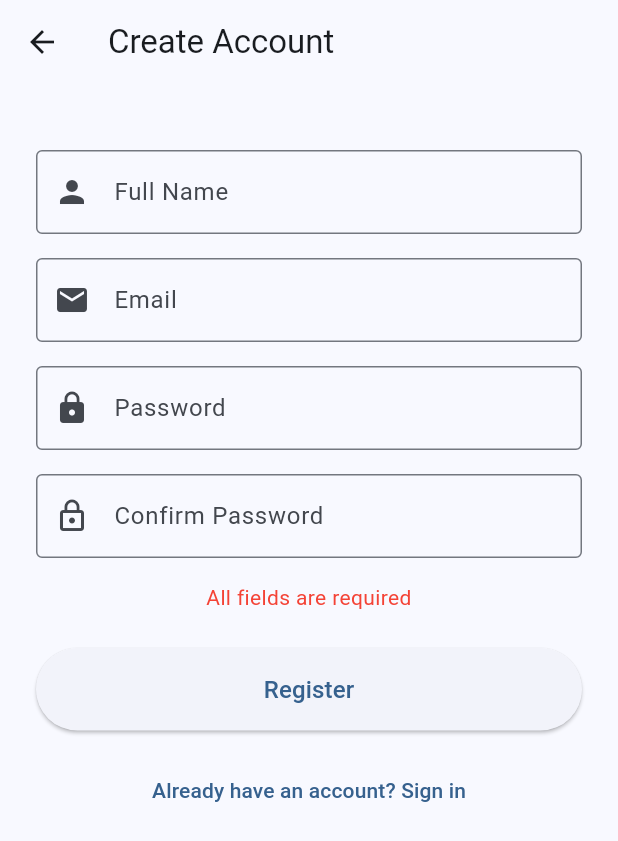
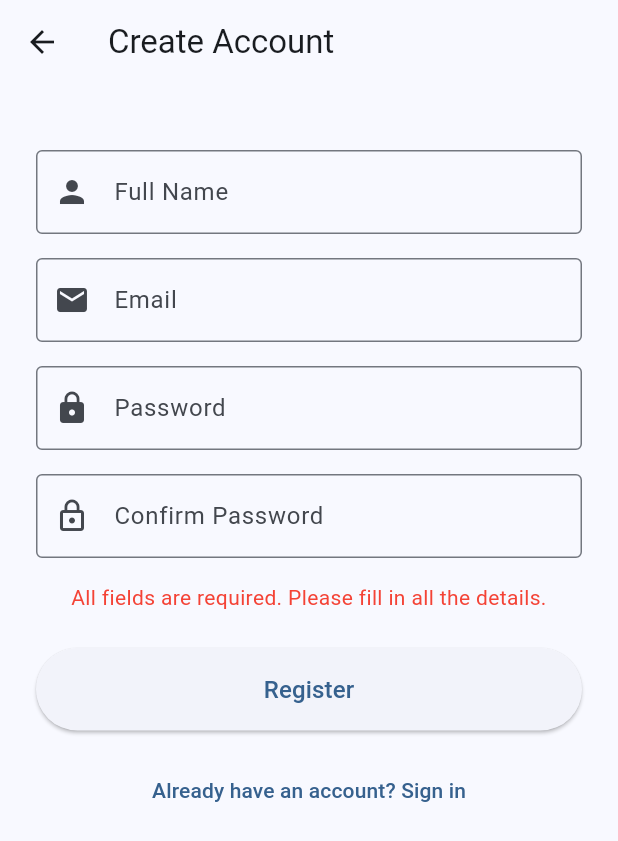
Before and after one commit to lucifron28/AkbayMed_User, a Flutter app: the RegistrationScreen screen opened directly, after a tap on "Register", on a phone screen of 412 x 824 dp. Shown: the top 841 px of the screen. Run offline on Flutter 3.47's test engine with Material 3 defaults, Android fonts, the phone set to English and light mode, and no system bars; our stand-ins replace flutter_dotenv, image_picker, logger, permission_handler, supabase_flutter; accounts and stored records are empty.

Commit message:
fix registration bug and snackbar message added

```diff
--- a/lib/screens/registration_screen.dart
+++ b/lib/screens/registration_screen.dart
@@ -22,19 +22,18 @@ class _RegistrationScreenState extends State<RegistrationScreen> {
   final _supabase = Supabase.instance.client;
 
   Future<void> _signUp() async {
-    // Validate inputs
     if (_passwordController.text.isEmpty ||
         _emailController.text.isEmpty ||
         _nameController.text.isEmpty) {
       setState(() {
-        _errorMessage = "All fields are required";
+        _errorMessage = "All fields are required. Please fill in all the details.";
       });
       return;
     }
 
     if (_passwordController.text != _confirmPasswordController.text) {
       setState(() {
-        _errorMessage = "Passwords don't match";
+        _errorMessage = "Passwords do not match. Please ensure both passwords are identical.";
       });
       return;
     }
@@ -53,24 +52,37 @@ class _RegistrationScreenState extends State<RegistrationScreen> {
       );
 
       if (response.user != null) {
-        // Store additional user data in users table
-        await _supabase.from('users').insert({
+        // Use upsert instead of insert to handle existing records
+        await _supabase.from('users').upsert({
           'id': response.user!.id,
           'name': _nameController.text.trim(),
           'email': _emailController.text.trim(),
           'created_at': DateTime.now().toIso8601String(),
-        });
+        }, onConflict: 'id');
       }
 
       if (mounted) {
-        Navigator.pop(context); // Go back to login screen
+        Navigator.pop(context, "Successfully registered!");
+      }
+    } on AuthException catch (authError) {
+      logger.e("Authentication error: ${authError.message}");
+      if (mounted) {
+        setState(() {
+          _errorMessage = "Authentication failed: ${authError.message}. Please try again.";
+        });
+      }
+    } on PostgrestException catch (dbError) {
+      logger.e("Database error: ${dbError.message}");
+      if (mounted) {
+        setState(() {
+          _errorMessage = "A database error occurred: ${dbError.message}. Please contact support.";
+        });
       }
     } catch (e) {
-      logger.e(e.toString());
+      logger.e("Unexpected error: $e");
       if (mounted) {
         setState(() {
-          _errorMessage = "Registration failed please try again";
-
+          _errorMessage = "An unexpected error occurred. Please try again later.";
         });
       }
     } finally {
```
